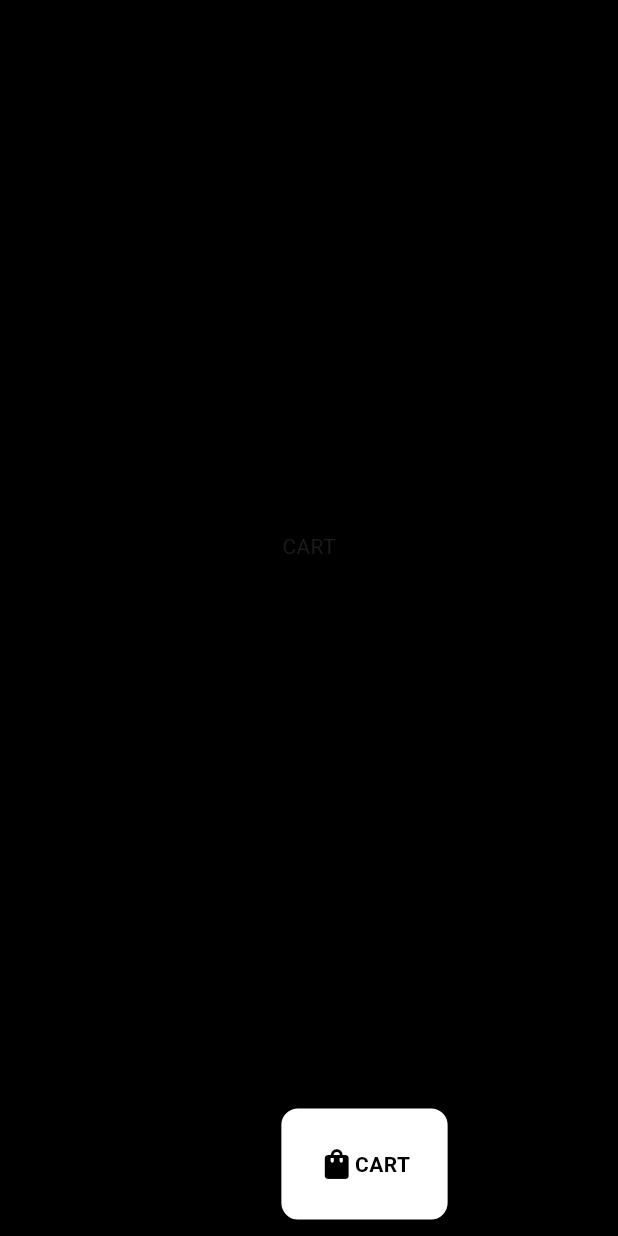
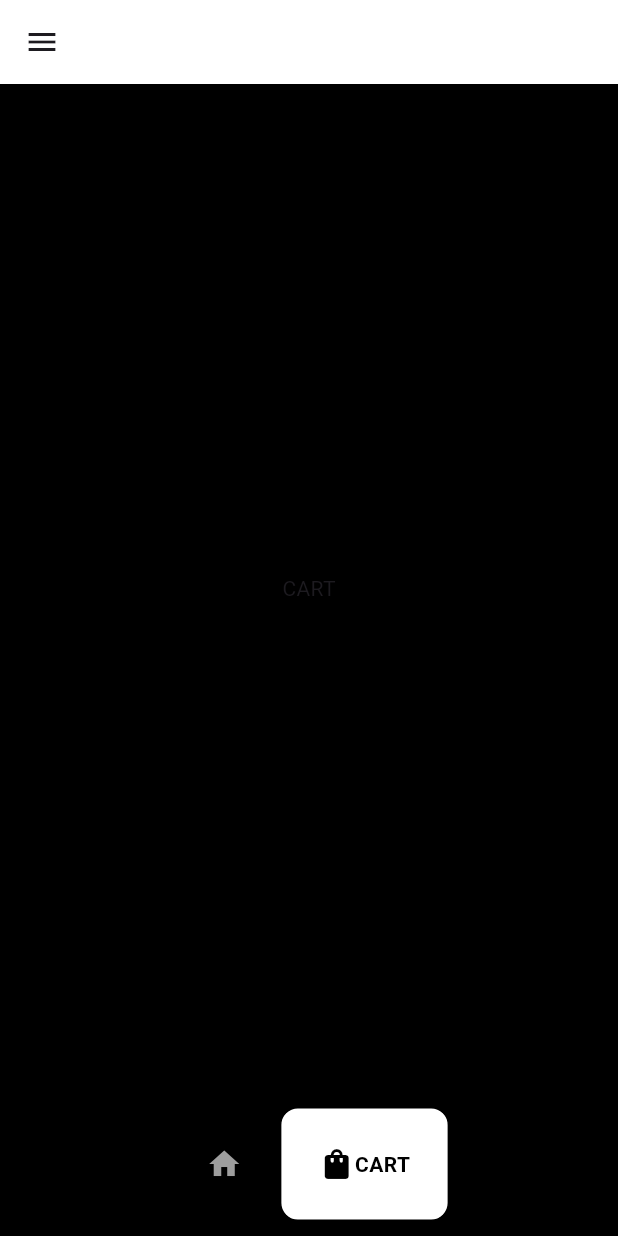
Before and after one commit to shreywhatt/ECOMMERCE-APP, a Flutter app: the Homepage screen opened directly, item 2 of the bottom bar chosen, on a phone screen of 412 x 824 dp. Run offline on Flutter 3.47's test engine with Material 3 defaults, Android fonts, the phone set to English and light mode, and no system bars; drawn by our look-alikes of google_nav_bar.

Commit message:
Bottom Navigator Feature

```diff
--- a/lib/components/bottom_nav_bar.dart
+++ b/lib/components/bottom_nav_bar.dart
@@ -11,7 +11,7 @@ class MyBottomNavBar extends StatelessWidget {
     return Container(
       padding: EdgeInsets.symmetric(vertical: 10,),
       child: GNav(
-        color: Colors.black,
+        color: Colors.grey,
           activeColor: Colors.black,
           tabActiveBorder: Border.all(color: Colors.black),
           tabBackgroundColor: Colors.white,
--- a/lib/pages/HomePage.dart
+++ b/lib/pages/HomePage.dart
@@ -42,6 +42,14 @@ class _HomepageState extends State<Homepage> {
         onTabChange: (index) => navigateBottomBar(index),
       ),
 
+      appBar: AppBar(
+        backgroundColor: Colors.white,
+        leading: IconButton(
+          icon: Icon(Icons.menu),
+          onPressed: () {},
+        ),
+      ),
+
       body: pages[
         selectedIndex
       ],
```
